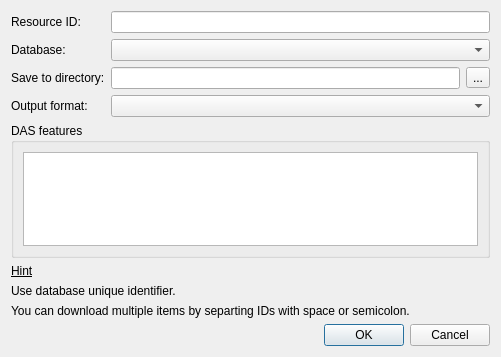
Before: the Qt Designer form src/corelibs/U2Gui/src/util/ui/DownloadRemoteFileDialog.ui in violethaze74/ugene, drawn with Qt 5.
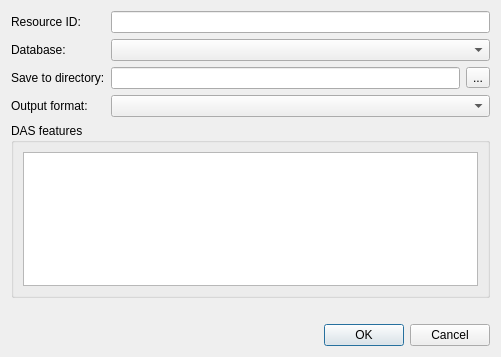
After: the same form once the commit is applied.

Commit message: UGENE-2208 and UGENE-2225 fixed, minor changes added to the "NCBI Sequence Search" dialog

Diff of the .ui file:
```diff
--- a/src/corelibs/U2Gui/src/util/ui/DownloadRemoteFileDialog.ui
+++ b/src/corelibs/U2Gui/src/util/ui/DownloadRemoteFileDialog.ui
@@ -178,24 +178,6 @@
      </layout>
     </widget>
    </item>
-   <item>
-    <widget class="QLabel" name="label_5">
-     <property name="sizePolicy">
-      <sizepolicy hsizetype="Preferred" vsizetype="Fixed">
-       <horstretch>0</horstretch>
-       <verstretch>0</verstretch>
-      </sizepolicy>
-     </property>
-     <property name="font">
-      <font>
-       <underline>true</underline>
-      </font>
-     </property>
-     <property name="text">
-      <string>Hint</string>
-     </property>
-    </widget>
-   </item>
    <item>
     <widget class="QLabel" name="hintLabel">
      <property name="sizePolicy">
@@ -205,26 +187,13 @@
       </sizepolicy>
      </property>
      <property name="text">
-      <string>Use database unique identifier.</string>
+      <string/>
      </property>
      <property name="textInteractionFlags">
       <set>Qt::LinksAccessibleByMouse|Qt::TextSelectableByMouse</set>
      </property>
     </widget>
    </item>
-   <item>
-    <widget class="QLabel" name="label_2">
-     <property name="sizePolicy">
-      <sizepolicy hsizetype="Preferred" vsizetype="Fixed">
-       <horstretch>0</horstretch>
-       <verstretch>0</verstretch>
-      </sizepolicy>
-     </property>
-     <property name="text">
-      <string>You can download multiple items by separting IDs with space or semicolon.</string>
-     </property>
-    </widget>
-   </item>
    <item>
     <layout class="QHBoxLayout" name="horizontalLayout_2">
      <property name="sizeConstraint">
```
The commit also changes 6 other files.
